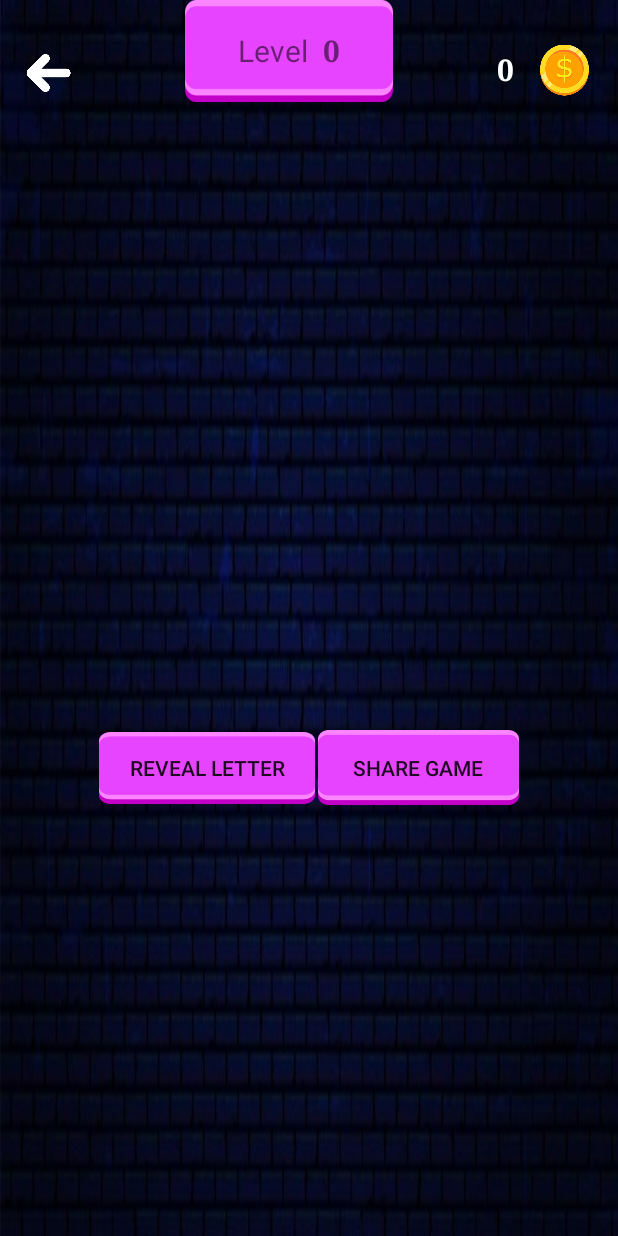
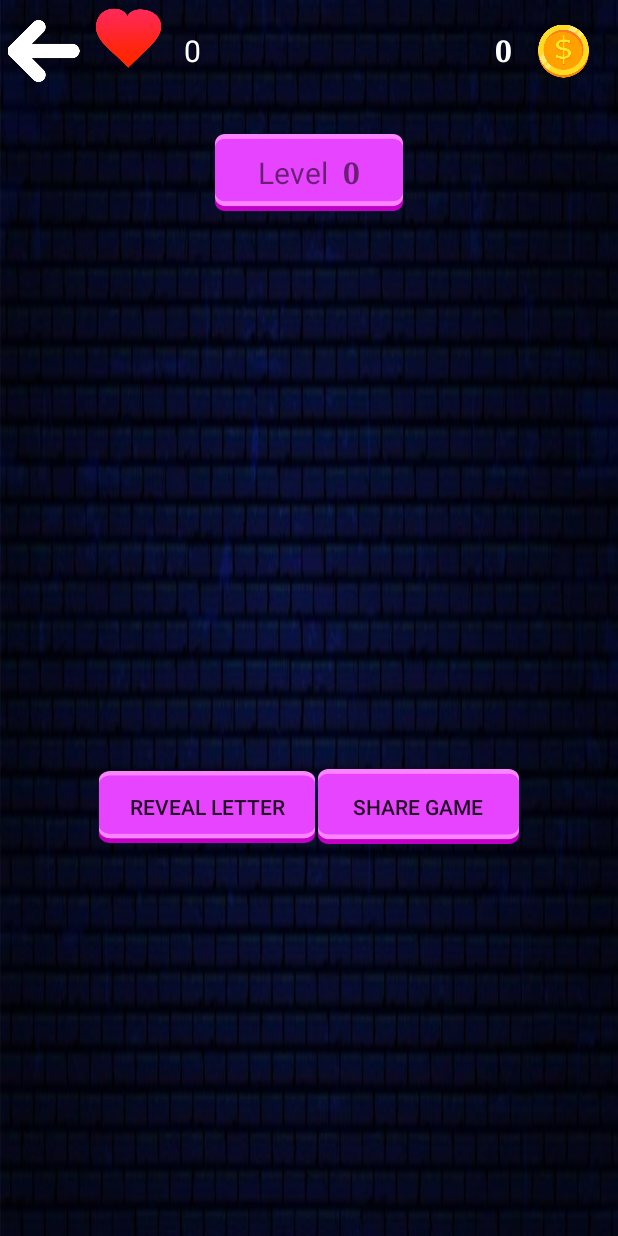
Before and after one commit to noy5277/Card-Game-App, an Android app: the layout activity_what_in_the_picture.xml on its own in the app's theme, with its tools: preview values and no code run, on a phone screen of 412 x 824 dp. Run offline under Robolectric (Android 15) with nearby library versions, the phone set to English and light mode, and no system bars.

Commit message:
Fix Bugs ,Changes layout

```diff
--- a/app/src/main/res/layout/activity_what_in_the_picture.xml
+++ b/app/src/main/res/layout/activity_what_in_the_picture.xml
@@ -32,51 +32,54 @@
                     android:layout_height="29dp"
 
                     android:layout_alignParentStart="true"
+                    android:layout_alignParentTop="true"
                     android:layout_alignParentBottom="true"
-                    android:layout_marginStart="7dp"
-                    android:layout_marginBottom="6dp"
+                    android:layout_marginStart="4dp"
+                    android:layout_marginTop="10dp"
+                    android:layout_marginBottom="10dp"
                     android:layout_weight="1"
                     app:srcCompat="@drawable/back_btn" />
 
                 <LinearLayout
-                    android:layout_width="138dp"
+                    android:layout_width="85dp"
                     android:layout_height="match_parent"
-                    android:layout_alignParentEnd="true"
+                    android:layout_alignParentStart="true"
                     android:layout_alignParentBottom="true"
-                    android:layout_marginStart="66dp"
-                    android:layout_marginEnd="150dp"
-                    android:layout_marginBottom="1dp"
-                    android:layout_toEndOf="@+id/WITPbackBtn"
-                    android:layout_weight="2"
-                    android:background="@drawable/pink_rect_normal"
-                    android:gravity="center"
-                    android:orientation="horizontal">
+                    android:layout_marginStart="62dp"
+                    android:layout_marginBottom="0dp"
+                    android:orientation="horizontal"
+                    android:id="@+id/hartsNum"
+
+                    app:layout_constraintTop_toTopOf="parent">
+
+                    <ImageView
+                        android:id="@+id/hartImage"
+                        android:layout_width="40dp"
+                        android:layout_height="40dp"
+                        android:layout_marginTop="5dp"
+                        android:layout_weight="1"
+                        app:srcCompat="@drawable/hart" />
 
                     <TextView
-                        android:id="@+id/levelname"
-                        android:layout_width="wrap_content"
-                        android:layout_height="wrap_content"
-                        android:text="Level"
-                        android:textSize="20dp" />
-
-                    <TextView
-                        android:id="@+id/WITPlevel"
-                        android:layout_width="wrap_content"
-                        android:layout_height="wrap_content"
-                        android:layout_marginStart="10dp"
+                        android:id="@+id/WIThartCount"
+                        android:layout_width="30dp"
+                        android:layout_height="match_parent"
+                        android:layout_weight="1"
                         android:gravity="center"
                         android:text="0"
-                        android:textSize="20dp"
-                        android:textStyle="bold"
-                        android:typeface="serif" />
+
+                        android:textColor="@color/white"
+                        android:textSize="20dp" />
 
                 </LinearLayout>
 
                 <LinearLayout
-                    android:layout_width="94dp"
-                    android:layout_height="45dp"
+                    android:id="@+id/coinLay"
+                    android:layout_width="96dp"
+                    android:layout_height="match_parent"
                     android:layout_alignParentEnd="true"
                     android:layout_alignParentBottom="true"
+                    android:layout_marginStart="30dp"
                     android:layout_marginLeft="6dp"
                     android:layout_marginEnd="3dp"
                     android:layout_marginBottom="0dp"
@@ -91,9 +94,9 @@
                         android:layout_weight="1"
                         android:gravity="center"
                         android:text="0"
+                        android:textColor="@color/white"
                         android:textSize="20dp"
                         android:textStyle="bold"
-                        android:textColor="@color/white"
                         android:typeface="serif" />
 
                     <ImageView
@@ -124,11 +127,49 @@
         <!--android:fontFamily="@font/mymainfont"-->
         <!--android:layout_height="wrap_content" />-->
 
+        <androidx.constraintlayout.widget.ConstraintLayout
+            android:layout_width="match_parent"
+            android:layout_height="match_parent">
+
+            <LinearLayout
+                android:layout_width="125dp"
+                android:layout_height="51dp"
+
+                android:background="@drawable/pink_rect_normal"
+                android:foregroundGravity="center"
+                android:gravity="center"
+                android:orientation="horizontal"
+                app:layout_constraintBottom_toBottomOf="parent"
+                app:layout_constraintEnd_toEndOf="parent"
+                app:layout_constraintStart_toStartOf="parent"
+                app:layout_constraintTop_toTopOf="parent">
+
+                <TextView
+                    android:id="@+id/levelname"
+                    android:layout_width="wrap_content"
+                    android:layout_height="wrap_content"
+                    android:text="Level"
+                    android:textSize="20dp" />
+
+                <TextView
+                    android:id="@+id/WITPlevel"
+                    android:layout_width="wrap_content"
+                    android:layout_height="wrap_content"
+                    android:layout_marginStart="10dp"
+                    android:gravity="center"
+                    android:text="0"
+                    android:textSize="20dp"
+                    android:textStyle="bold"
+                    android:typeface="serif" />
+
+            </LinearLayout>
+        </androidx.constraintlayout.widget.ConstraintLayout>
+
     </LinearLayout>
 
         <LinearLayout
             android:layout_width="match_parent"
-            android:layout_height="380dp"
+            android:layout_height="338dp"
             android:layout_gravity="center"
             android:layout_weight="4"
             android:gravity="center"
```
Also changed, not shown: app/src/main/java/com/example/cardgameapp/gamesCategorys/WhatInThePicture.java (+80 -29 lines), app/src/main/res/drawable/hart.png (added).
